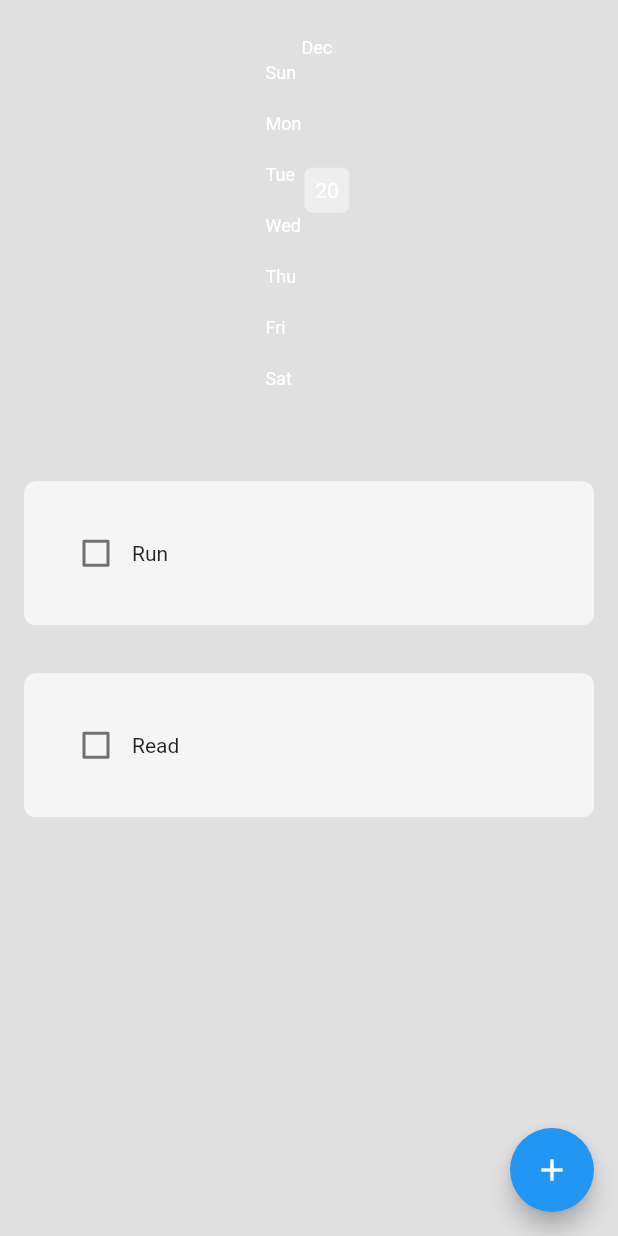
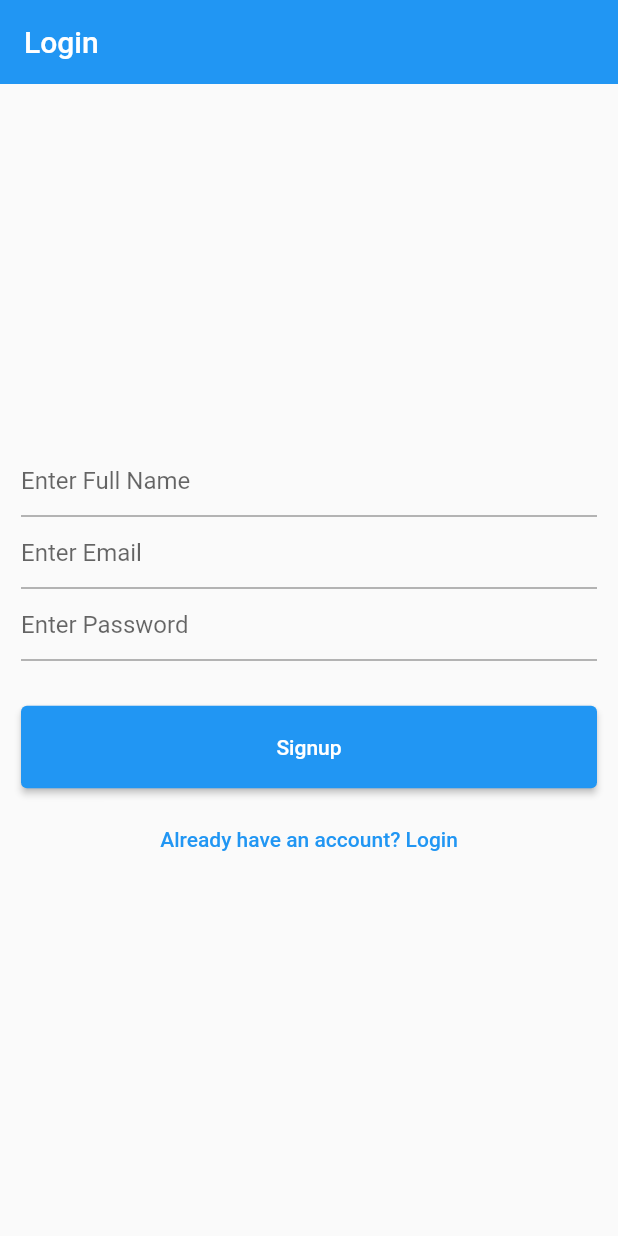
Before and after one commit to Raad05/flutter-habit-tracker, a Flutter app: the screen it shows after launch, on a phone screen of 412 x 824 dp. Run offline on Flutter 3.47's test engine with Material 2 defaults, Android fonts, the phone set to English and light mode, and no system bars; drawn by our look-alikes of flutter_heatmap_calendar, flutter_slidable; our stand-ins replace cloud_firestore, firebase_auth, firebase_core, hive_flutter; accounts and stored records are empty.

Commit message:
Firebase authentication

```diff
--- /dev/null
+++ b/lib/auth/login.dart
@@ -0,0 +1,130 @@
+import 'package:flutter/material.dart';
+import 'package:habit_tracker/services/functions/authFunctions.dart';
+
+class LoginForm extends StatefulWidget {
+  const LoginForm({super.key});
+
+  @override
+  State<LoginForm> createState() => _LoginFormState();
+}
+
+class _LoginFormState extends State<LoginForm> {
+  final _formKey = GlobalKey<FormState>();
+
+  String email = '';
+  String password = '';
+  String fullname = '';
+  bool login = false;
+
+  @override
+  Widget build(BuildContext context) {
+    return Scaffold(
+      appBar: AppBar(
+        elevation: 0,
+        title: Text('Login'),
+      ),
+      body: Form(
+        key: _formKey,
+        child: Container(
+          padding: EdgeInsets.all(14),
+          child: Column(
+            mainAxisAlignment: MainAxisAlignment.center,
+            children: [
+              // ======== Full Name ========
+              login
+                  ? Container()
+                  : TextFormField(
+                      key: ValueKey('fullname'),
+                      decoration: InputDecoration(
+                        hintText: 'Enter Full Name',
+                      ),
+                      validator: (value) {
+                        if (value!.isEmpty) {
+                          return 'Please Enter Full Name';
+                        } else {
+                          return null;
+                        }
+                      },
+                      onSaved: (value) {
+                        setState(() {
+                          fullname = value!;
+                        });
+                      },
+                    ),
+
+              // ======== Email ========
+              TextFormField(
+                key: ValueKey('email'),
+                decoration: InputDecoration(
+                  hintText: 'Enter Email',
+                ),
+                validator: (value) {
+                  if (value!.isEmpty || !value.contains('@')) {
+                    return 'Please Enter valid Email';
+                  } else {
+                    return null;
+                  }
+                },
+                onSaved: (value) {
+                  setState(() {
+                    email = value!;
+                  });
+                },
+              ),
+              // ======== Password ========
+              TextFormField(
+                key: ValueKey('password'),
+                obscureText: true,
+                decoration: InputDecoration(
+                  hintText: 'Enter Password',
+                ),
+                validator: (value) {
+                  if (value!.length < 6) {
+                    return 'Please Enter Password of min length 6';
+                  } else {
+                    return null;
+                  }
+                },
+                onSaved: (value) {
+                  setState(() {
+                    password = value!;
+                  });
+                },
+              ),
+              SizedBox(
+                height: 30,
+              ),
+              Container(
+                height: 55,
+                width: double.infinity,
+                child: ElevatedButton(
+                    onPressed: () async {
+                      if (_formKey.currentState!.validate()) {
+                        _formKey.currentState!.save();
+                        login
+                            ? AuthServices.signinUser(email, password, context)
+                            : AuthServices.signupUser(
+                                email, password, fullname, context);
+                      }
+                    },
+                    child: Text(login ? 'Login' : 'Signup')),
+              ),
+              SizedBox(
+                height: 10,
+              ),
+              TextButton(
+                  onPressed: () {
+                    setState(() {
+                      login = !login;
+                    });
+                  },
+                  child: Text(login
+                      ? "Don't have an account? Signup"
+                      : "Already have an account? Login"))
+            ],
+          ),
+        ),
+      ),
+    );
+  }
+}
--- a/lib/data/habit_database.dart
+++ b/lib/data/habit_database.dart
@@ -10,8 +10,9 @@ class HabitDatabase {
   // Default Data
   void createDefault() {
     todayHabitList = [
-      ['Run', false],
-      ['Read', false]
+      ['Habit 1', false],
+      ['Habit 2', false],
+      ['Habit 3', false]
     ];
 
     _myBox.put("START_DATE", todaysDateFormatted());
--- a/lib/main.dart
+++ b/lib/main.dart
@@ -1,8 +1,14 @@
+import 'package:firebase_auth/firebase_auth.dart';
 import 'package:flutter/material.dart';
 import 'package:habit_tracker/Pages/home_page.dart';
+import 'package:habit_tracker/auth/login.dart';
 import 'package:hive_flutter/hive_flutter.dart';
+import 'package:firebase_core/firebase_core.dart';
 
-void main() async {
+Future main() async {
+  WidgetsFlutterBinding.ensureInitialized();
+  await Firebase.initializeApp();
+
   await Hive.initFlutter();
 
   await Hive.openBox('Habit_Database');
@@ -15,8 +21,16 @@ class MyApp extends StatelessWidget {
 
   @override
   Widget build(BuildContext context) {
-    return const MaterialApp(
-      home: HomePage(),
+    return MaterialApp(
+      home: StreamBuilder(
+        stream: FirebaseAuth.instance.authStateChanges(),
+        builder: (context, snapshot) {
+          if (snapshot.hasData)
+            return HomePage();
+          else
+            return LoginForm();
+        },
+      ),
     );
   }
 }
--- /dev/null
+++ b/lib/services/functions/authFunctions.dart
@@ -0,0 +1,48 @@
+import 'package:firebase_auth/firebase_auth.dart';
+import 'package:flutter/material.dart';
+import 'package:habit_tracker/services/functions/firebaseFunctions.dart';
+
+class AuthServices {
+  static signupUser(
+      String email, String password, String name, BuildContext context) async {
+    try {
+      UserCredential userCredential = await FirebaseAuth.instance
+          .createUserWithEmailAndPassword(email: email, password: password);
+
+      await FirebaseAuth.instance.currentUser!.updateDisplayName(name);
+      await FirebaseAuth.instance.currentUser!.updateEmail(email);
+      await FirestoreServices.saveUser(name, email, userCredential.user!.uid);
+      ScaffoldMessenger.of(context)
+          .showSnackBar(SnackBar(content: Text('Registration Successful')));
+    } on FirebaseAuthException catch (e) {
+      if (e.code == 'weak-password') {
+        ScaffoldMessenger.of(context).showSnackBar(
+            SnackBar(content: Text('Password Provided is too weak')));
+      } else if (e.code == 'email-already-in-use') {
+        ScaffoldMessenger.of(context).showSnackBar(
+            SnackBar(content: Text('Email Provided already Exists')));
+      }
+    } catch (e) {
+      ScaffoldMessenger.of(context)
+          .showSnackBar(SnackBar(content: Text(e.toString())));
+    }
+  }
+
+  static signinUser(String email, String password, BuildContext context) async {
+    try {
+      await FirebaseAuth.instance
+          .signInWithEmailAndPassword(email: email, password: password);
+
+      ScaffoldMessenger.of(context)
+          .showSnackBar(SnackBar(content: Text('You are Logged in')));
+    } on FirebaseAuthException catch (e) {
+      if (e.code == 'user-not-found') {
+        ScaffoldMessenger.of(context).showSnackBar(
+            SnackBar(content: Text('No user Found with this Email')));
+      } else if (e.code == 'wrong-password') {
+        ScaffoldMessenger.of(context)
+            .showSnackBar(SnackBar(content: Text('Password did not match')));
+      }
+    }
+  }
+}
--- /dev/null
+++ b/lib/services/functions/firebaseFunctions.dart
@@ -0,0 +1,10 @@
+import 'package:cloud_firestore/cloud_firestore.dart';
+
+class FirestoreServices {
+  static saveUser(String name, email, uid) async {
+    await FirebaseFirestore.instance
+        .collection('users')
+        .doc(uid)
+        .set({'email': email, 'name': name});
+  }
+}
--- a/pubspec.yaml
+++ b/pubspec.yaml
@@ -36,6 +36,8 @@ dependencies:
   # Use with the CupertinoIcons class for iOS style icons.
   cupertino_icons: ^1.0.2
   flutter_slidable: ^2.0.0
+  cloud_firestore: ^4.2.0
+  firebase_auth: ^4.2.1
   # Hive dependencies:
   hive: ^2.2.3
   hive_flutter: ^1.1.0
```
Also changed, not shown: lib/Pages/home_page.dart (+12 -0 lines), pubspec.lock, 4 other files.
